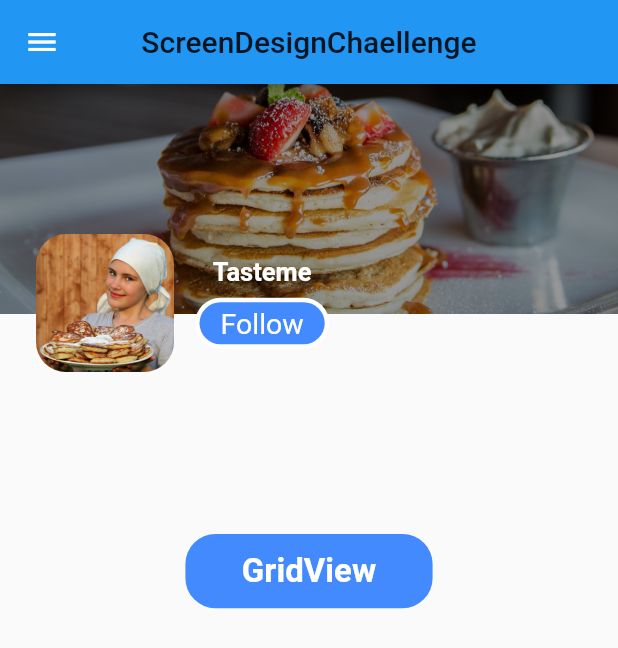
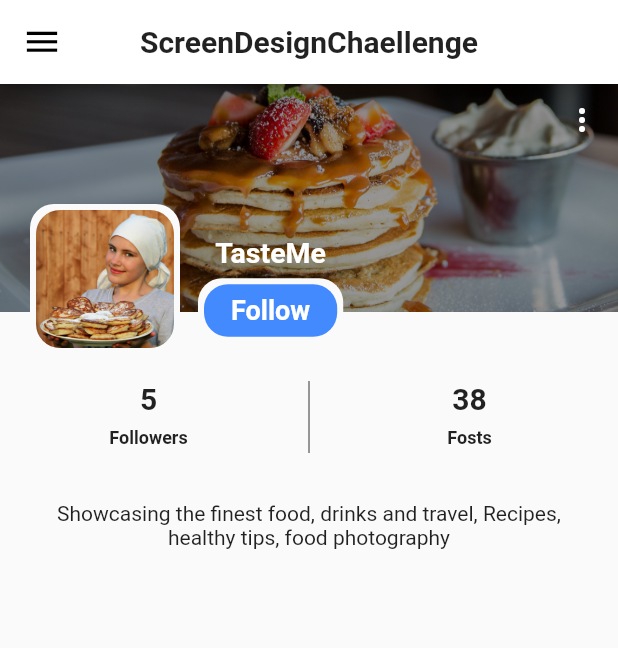
Before and after one commit to haseebzahid1/gridviewtext, a Flutter app: the screen it shows after launch, on a phone screen of 412 x 824 dp. Shown: the top 648 px of the screen. Run offline on Flutter 3.47's test engine with Material 2 defaults, Android fonts, the light colour scheme and no system bars.

Commit message:
screen Design Chellenge added

```diff
--- a/lib/main.dart
+++ b/lib/main.dart
@@ -1,5 +1,5 @@
 import 'package:flutter/material.dart';
-import 'package:gridviewtesting/screens/homepage.dart';
+import 'package:gridviewtesting/screen/homepage.dart';
 
 void main() {
   runApp(const MyApp());
@@ -20,13 +20,13 @@ class MyApp extends StatelessWidget {
         dividerColor: Colors.black.withOpacity(0.8),
         primaryTextTheme:
         Theme.of(context).primaryTextTheme.apply(bodyColor: Colors.white),
-        accentColor: Colors.blue, // needs to be MaterialColor
-        unselectedWidgetColor: Colors.grey, // needs to be MaterialColor
+        // accentColor: Colors.blue, // needs to be MaterialColor
+        // unselectedWidgetColor: Colors.grey, // needs to be MaterialColor
         iconTheme: IconThemeData(
           color: Colors.white,
         ),
       ),
-      home:  MyHomePage(appTitle:appTitle),
+      home:  MyHomepage(appTitle:appTitle),
     );
   }
 }
--- /dev/null
+++ b/lib/screen/homepage.dart
@@ -0,0 +1,59 @@
+import 'package:flutter/material.dart';
+
+import '../widget/header_widget.dart';
+
+class MyHomepage extends StatelessWidget {
+  const MyHomepage({Key? key, required String appTitle}) : super(key: key);
+  @override
+  Widget build(BuildContext context) {
+    return Scaffold(
+      appBar: AppBar(
+        leading: Icon(Icons.menu,color: Colors.black,size: 27,),
+        centerTitle: true,
+        backgroundColor: Colors.white,
+        title: Text("ScreenDesignChaellenge",
+          style: Theme.of(context).textTheme.headline5?.copyWith(fontSize: 20,fontWeight: FontWeight.bold),
+        ),
+      ),
+      body: ListView(
+        children:  [
+          HeaderWidget(),
+          SizedBox(height: 22),
+          buildMianButton(),
+          SizedBox(height: 32),
+          Container(
+            padding: EdgeInsets.symmetric(horizontal: 15),
+            child: Text(
+              'Showcasing the finest food, drinks and travel, Recipes, healthy tips, food photography',
+              textAlign: TextAlign.center,
+            ),
+          ),
+        ],
+      ),
+    );
+  }
+
+  Widget buildMianButton(){
+    return IntrinsicHeight(
+      child: Row(
+        mainAxisAlignment: MainAxisAlignment.spaceEvenly,
+        children: [
+          buildButton(5,"Followers"),
+          VerticalDivider(),
+          buildButton(38,"Fosts"),
+        ],
+      ),
+    );
+  }
+  Widget buildButton(int number, String text){
+    return FlatButton(
+        onPressed: (){},
+        child: Column(
+          children:  [
+            Text(number.toString(),style: TextStyle(fontWeight: FontWeight.bold,fontSize: 20),),
+            SizedBox(height: 8,),
+            Text(text,style: TextStyle(fontWeight: FontWeight.bold,fontSize: 12),)
+          ],
+        ));
+  }
+}
--- a/lib/screens/homepage.dart
+++ /dev/null
@@ -1,53 +0,0 @@
-import 'package:flutter/cupertino.dart';
-import 'package:flutter/material.dart';
-
-import '../widget/header_widget.dart';
-import 'gridview.dart';
-
-class MyHomePage extends StatelessWidget {
-  final String ? appTitle;
-   MyHomePage({Key? key, this.appTitle, }) : super(key: key);
-
-  @override
-  Widget build(BuildContext context) {
-    final String appTitle;
-    final Size size = MediaQuery.of(context).size;
-    return Scaffold(
-      appBar: AppBar(
-        centerTitle: true,
-        title: Text(
-          "ScreenDesignChaellenge",
-          style: Theme.of(context).textTheme.headline6,
-        ),
-      ),
-      drawer: Drawer(child: Container()),
-      body: ListView(
-        children: [
-
-          Column(
-            children: [
-              HeaderBackground(),
-              SizedBox(
-                height: 100,
-              ),
-              InkWell(
-                onTap: (){
-                  Navigator.of(context).push(MaterialPageRoute(builder: (context)=>GridViewPage()));
-                },
-                child: Container(
-                  width: size.width * 40/100,
-                  height: size.height * 6/100,
-                  decoration: BoxDecoration(
-                      color: Colors.blueAccent,
-                    borderRadius: BorderRadius.circular(20)
-                  ),
-                    child: Center(child: Text("GridView",style: TextStyle(color: Colors.white,fontWeight: FontWeight.w600,fontSize: 22,),))
-                ),
-              ),
-            ],
-          ),
-        ],
-      ),
-    );
-  }
-}
--- a/lib/widget/header_widget.dart
+++ b/lib/widget/header_widget.dart
@@ -1,76 +1,101 @@
-
-import 'package:flutter/cupertino.dart';
 import 'package:flutter/material.dart';
 
-class HeaderBackground extends StatelessWidget {
-  const HeaderBackground({Key? key}) : super(key: key);
+class HeaderWidget extends StatelessWidget {
+  const HeaderWidget({Key? key}) : super(key: key);
 
   @override
   Widget build(BuildContext context) {
-    final Size size = MediaQuery.of(context).size;
     return Stack(
-      clipBehavior: Clip.hardEdge,
       children: [
-        Container(
-          height: 200,
-          color: Colors.transparent,///////////////////////////////
-
-          child: Stack(
-            children: [
-              Image.asset("assets/images/pancake.jpg",fit:BoxFit.cover,colorBlendMode: BlendMode.darken,color: Colors.black.withOpacity(0.4),width: size.width,height: 153,),
+        buildHeaderBackground(),   /////background top img
+          // const SizedBox(height: 24),
         Positioned(
-                top: 100,
-                // left: 24,
-                child: Container(
-                  width: size.width,
-                  // height: s,
-                  child: Row(
-                    children: [
-                      SizedBox(width: 24,),
-                      Container(
-                        width:92,
-                        height:92,
-                        decoration: BoxDecoration(
-                            borderRadius: BorderRadius.circular(20),
-                            image: DecorationImage(
-                                image: AssetImage("assets/images/profile.jpg"),fit: BoxFit.cover
+          right: 0,
+            child: PopupMenuButton(
+              itemBuilder: (BuildContext context) {
+                return [
+                  PopupMenuItem(child: Text("View Profile")),
+                  PopupMenuItem(child: Text("Add to friends")),
+                ];
+              },
             )
         ),
+        Positioned(
+          bottom: 0,
+          left: 24,
+          child: buildInnerBackground(context),
+        )
+      ],
+    );
+  }
+
+
+
+
+
+  Widget buildInnerBackground(BuildContext context){
+    return Row(
+      children: [
+        Container (
+          height: 92,
+          width: 92,
+          decoration: BoxDecoration(
+              borderRadius: BorderRadius.circular(16),
+              image: const DecorationImage(
+                  image: AssetImage("assets/images/profile.jpg"),fit: BoxFit.cover
               ),
-                      SizedBox(width: 14,),
+              boxShadow: [
+                BoxShadow(
+                    color: Theme.of(context).scaffoldBackgroundColor,spreadRadius: 4
+                ),
+              ]
+          ),
+        ),
+        SizedBox(width: 20,),
         Column(
-
           children: [
-                          Text("Tasteme",style: TextStyle(color: Colors.white,fontSize: 17,fontWeight: FontWeight.w700),),
-                          SizedBox(height: 7,),
-                          Container(
-                            padding: EdgeInsets.symmetric(horizontal: 3,vertical: 3),
+            const SizedBox(height: 10,),
+            Text("TasteMe",style: TextStyle(fontSize: 19,color: Colors.white,fontWeight: FontWeight.bold),),
+            SizedBox(height: 10,),
+            InkWell(
+              onTap: (){},
+              child: Container(
+                padding: EdgeInsets.symmetric(horizontal: 18,vertical: 7),
                 decoration: BoxDecoration(
-                              borderRadius: BorderRadius.circular(20),
-                              color: Colors.white,
+                    borderRadius: BorderRadius.circular(16),
+                    color: Colors.blueAccent,
+                    boxShadow: [
+                      BoxShadow(
+                        color: Theme.of(context).scaffoldBackgroundColor,spreadRadius: 4,
                       ),
-                            child: Container(
-                                padding: EdgeInsets.symmetric(horizontal: 14,vertical: 3),
-
-                                decoration: BoxDecoration(
-                                  borderRadius: BorderRadius.circular(20),
-                                  color: Colors.blueAccent,
+                    ]
                 ),
-                                // width: 200,
-                                child: Text("Follow",style: TextStyle(color:Colors.white,fontSize: 19),)),
-                          ),
-                        ],
-                      ),
-
-                    ],
-                  ),
+                child: Text("Follow",style: TextStyle(fontWeight: FontWeight.w600,fontSize: 18,color: Colors.white),),
               ),
             ),
           ],
         ),
+      ],
+    );
+  }
+  Widget buildHeaderBackground(){
+    return Column(
+      children: [
+        Container(
+          width: double.infinity,
+          height: 152,
+          decoration: BoxDecoration(
+
           ),
-
-
+          child: Image.asset(
+            'assets/images/pancake.jpg',
+            fit: BoxFit.cover,
+            colorBlendMode: BlendMode.darken,
+            color: Colors.black.withOpacity(0.4),
+          ),
+        ),
+         SizedBox(height: 24,),
+         // SizedBox(height: 24,child: Container(color: Colors.red),),
       ],
     );
   }
```
Also changed, not shown: lib/modal/showcase_modal.dart (deleted, +0 -42 lines), lib/modal/tabs_modal.dart (deleted, +0 -8 lines), lib/screens/gridview.dart (deleted, +0 -56 lines). Lines whose indentation alone changed are shown as unchanged.
